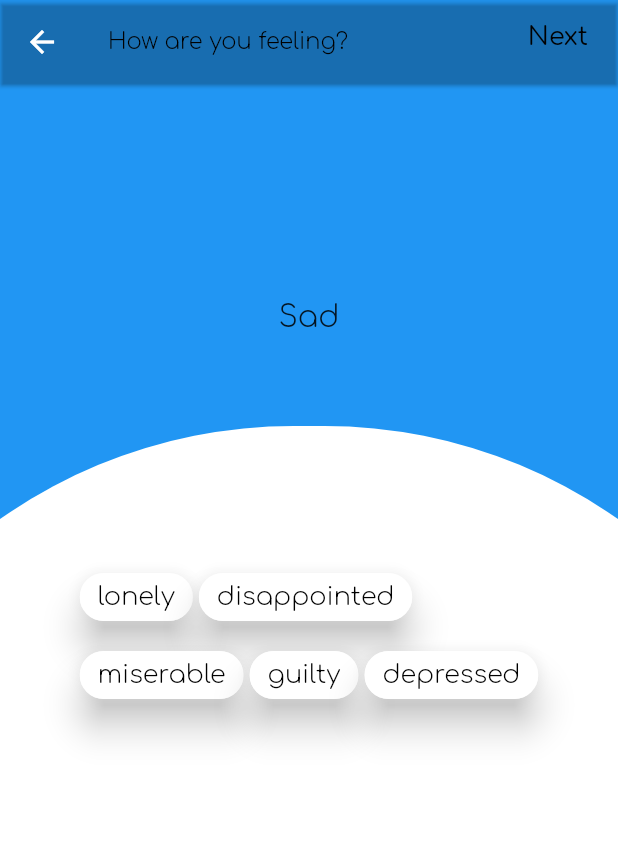
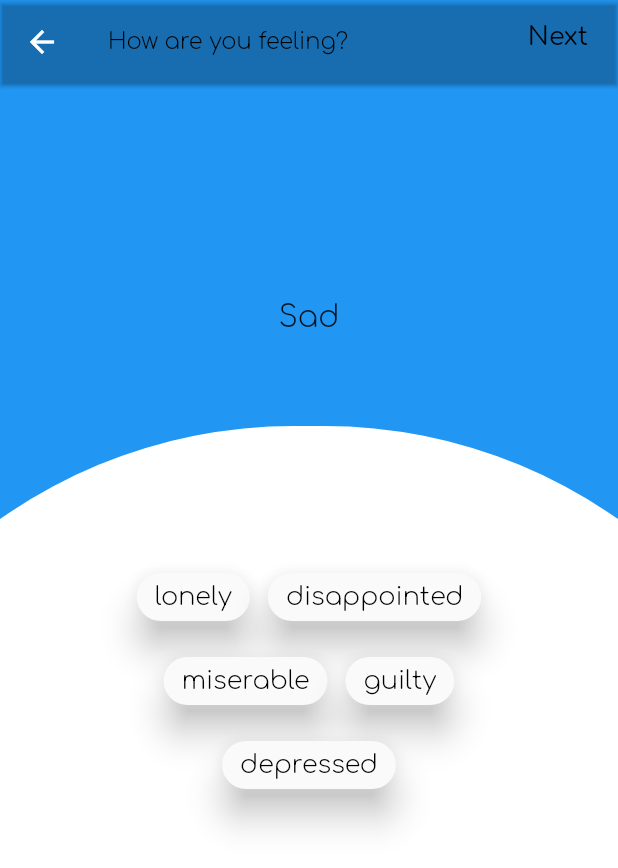
Before and after one commit to AugusteBalz/trial0125, a Flutter app: the EmotionSelectionScreen screen opened by its route, on a phone screen of 412 x 824 dp. Shown: the top 868 px of the screen. Run offline on Flutter 3.47's test engine with Material 2 defaults, Android fonts, the phone set to English and light mode, and no system bars; our stand-ins replace carousel_slider, hive, toggle_switch; accounts and stored records are empty.

Commit message:
advancing in mood seletion list x2

```diff
--- a/lib/widgets/mood/multi_select_chip2.dart
+++ b/lib/widgets/mood/multi_select_chip2.dart
@@ -34,7 +34,7 @@ class _MultiSelectChipState extends State<MultiSelectChip> {
           label: Text(item, style: Theme.of(context).textTheme.headline4,),
           selected: selectedChoices.contains(item),
 
-          backgroundColor: Colors.white,
+          backgroundColor: Colors.transparent,
          // shape: StadiumBorder(side: BorderSide(
           //  color: Colors.blueGrey,)),
           selectedColor: Colors.white10,
@@ -63,6 +63,9 @@ class _MultiSelectChipState extends State<MultiSelectChip> {
   @override
   Widget build(BuildContext context) {
     return Wrap(
+      spacing: 8.0, // gap between adjacent chips
+      runSpacing: 4.0, // gap between lines
+      alignment: WrapAlignment.center,
       children: _buildChoiceList(),
     );
   }
```
